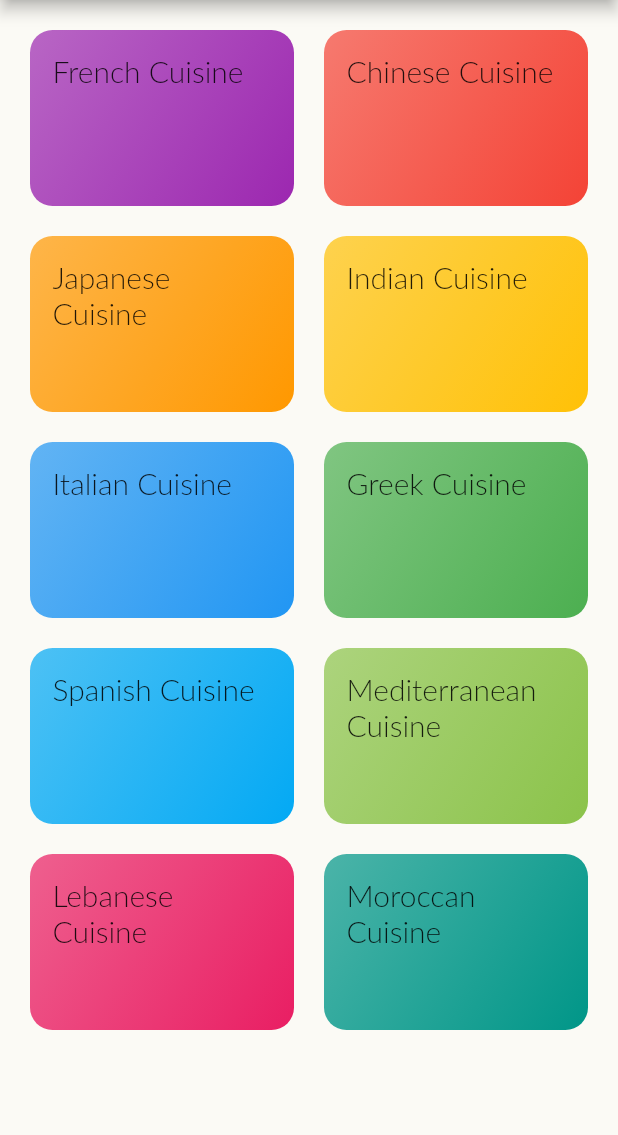
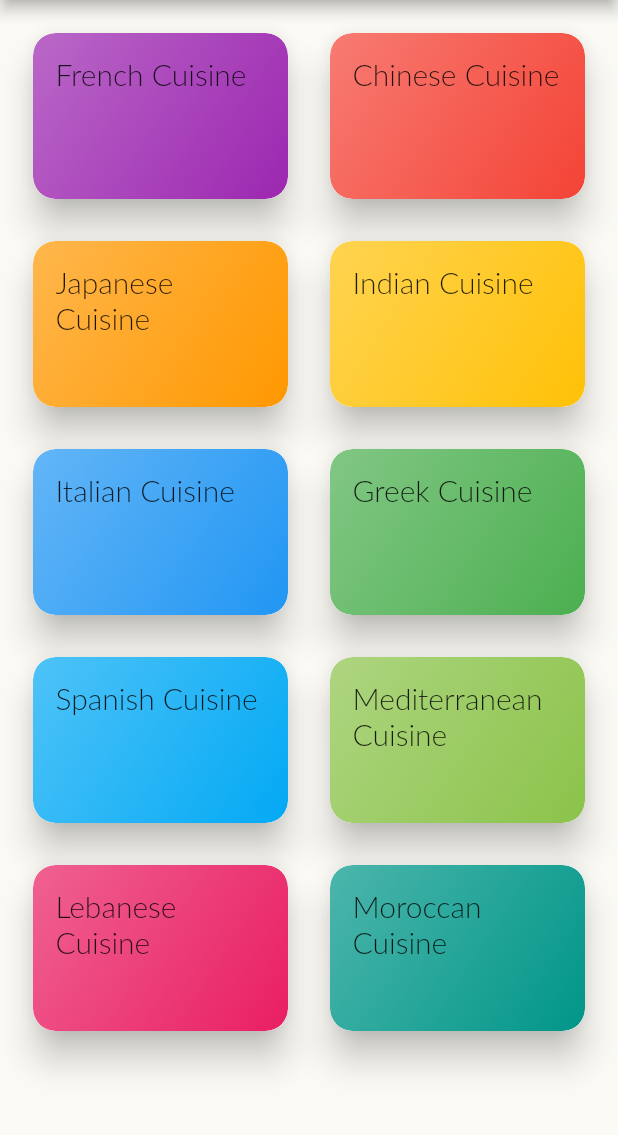
Before and after one commit to dipenkalal/Meal-Application-Mobile-Application, a Flutter app: the screen it shows after launch, on a phone screen of 412 x 824 dp, the part 84-1219 px from its top. Run offline on Flutter 3.47's test engine with Material 2 defaults, Android fonts, the light colour scheme and no system bars; Roboto replaces fonts that are missing (Lato).

Commit message:
grad fix

```diff
--- a/lib/dummy_data.dart
+++ b/lib/dummy_data.dart
@@ -2,7 +2,7 @@
 import './models/category.dart';
 import './models/meal.dart';
 
-const Dummy_Category = [
+const dummyCategory = [
   Category(
     id: 'c1',
     title: 'French Cuisine',
@@ -55,7 +55,7 @@
   ),
 ];
 
-const Dummy_Meals = [
+const dummyMeals = [
   Meal(
     id: 'm1',
     categories: [
--- a/lib/screens/category_meal_screen.dart
+++ b/lib/screens/category_meal_screen.dart
@@ -15,7 +15,7 @@
         ModalRoute.of(context)!.settings.arguments as Map<String, String>;
     final categoryTitle = routeArgs['title'];
     final categoryId = routeArgs['id'];
-    final categoryMeal = Dummy_Meals.where((meal) {
+    final categoryMeal = dummyMeals.where((meal) {
       return meal.categories.contains(categoryId);
     }).toList();
     return Scaffold(
--- a/lib/screens/category_screen.dart
+++ b/lib/screens/category_screen.dart
@@ -14,15 +14,22 @@
           ),
         ),
         body: GridView(
-          padding: const EdgeInsets.all(20),
+          padding: const EdgeInsets.all(18),
           gridDelegate: const SliverGridDelegateWithMaxCrossAxisExtent(
               maxCrossAxisExtent: 200,
               childAspectRatio: 3 / 2,
               mainAxisSpacing: 20,
               crossAxisSpacing: 20),
-          children: Dummy_Category
-              .map((catData) =>
-                  CategoryItem(catData.id, catData.title, catData.color))
+          children: dummyCategory
+              .map((catData) => Card(
+            clipBehavior: Clip.antiAlias,
+                shape: RoundedRectangleBorder(
+                  borderRadius: BorderRadius.circular(15)
+                ),
+                elevation: 10,
+                  child: Container(
+                      child: CategoryItem(
+                          catData.id, catData.title, catData.color))))
               .toList(),
         ));
   }
--- a/lib/widgets/meal_item.dart
+++ b/lib/widgets/meal_item.dart
@@ -35,12 +35,12 @@
                   borderRadius: BorderRadius.only(
                       topLeft: Radius.circular(15),
                       topRight: Radius.circular(15)),
-                  child: Image.network(
+                  child:InkWell(child: Image.network(
                     imageUrl,
                     height: 250,
                     width: double.infinity,
                     fit: BoxFit.cover,
-                  ),
+                  ),)
                 )
               ],
             )
```
Also changed, not shown: 3 other files.
